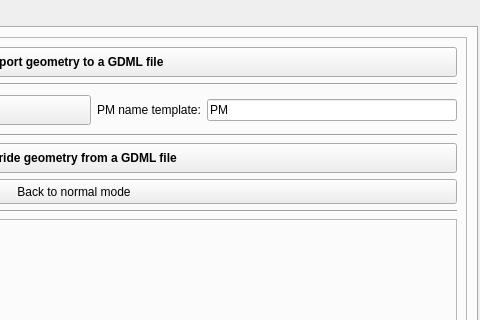
Old version of the form src/gui/detectoraddonswindow.ui in the repository andrmor/ANTS2; both pictures show x 332 to 812 and y 0 to 320 of the 812 by 473 pixel window.
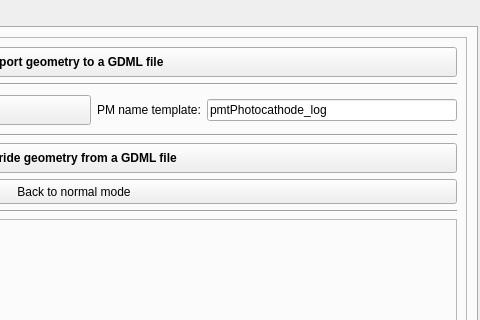
New version of the form. The open tabs and pages were chosen to show the change.

Commit message: changed default import string to LZ PMT naming convention

```diff
--- a/src/gui/detectoraddonswindow.ui
+++ b/src/gui/detectoraddonswindow.ui
@@ -1119,7 +1119,7 @@
                 <string>Sensor name starts with this string</string>
                </property>
                <property name="text">
-                <string>PM</string>
+                <string>pmtPhotocathode_log</string>
                </property>
               </widget>
              </item>
```
